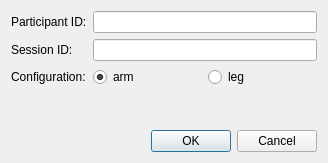
The window that pygesture/ui/new_session_template.ui (ixjlyons/pygesture) describes before a commit, drawn with Qt 5.
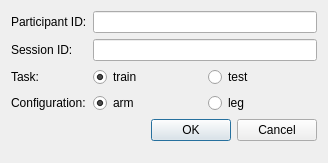
The same window after the commit.

Commit message: Reworked main UI so that training and testing tabs are more like documentsthat are created. Train/test is chosen during session creation, and the corresponding tab is created only then.

```diff
--- a/pygesture/ui/new_session_template.ui
+++ b/pygesture/ui/new_session_template.ui
@@ -28,8 +28,6 @@
   <property name="modal">
    <bool>true</bool>
   </property>
-  <layout class="QGridLayout" name="gridLayout">
-   <item row="0" column="0">
     <layout class="QFormLayout" name="formLayout">
      <item row="0" column="0">
       <widget class="QLabel" name="participantLabel">
@@ -52,13 +50,47 @@
       <widget class="QLineEdit" name="sessionLineEdit"/>
      </item>
      <item row="2" column="0">
+    <widget class="QLabel" name="label">
+     <property name="text">
+      <string>Task:</string>
+     </property>
+    </widget>
+   </item>
+   <item row="2" column="1">
+    <layout class="QHBoxLayout" name="horizontalLayout_2">
+     <item>
+      <widget class="QRadioButton" name="trainRadioButton">
+       <property name="text">
+        <string>train</string>
+       </property>
+       <property name="checked">
+        <bool>true</bool>
+       </property>
+       <attribute name="buttonGroup">
+        <string notr="true">taskGroup</string>
+       </attribute>
+      </widget>
+     </item>
+     <item>
+      <widget class="QRadioButton" name="testRadioButton">
+       <property name="text">
+        <string>test</string>
+       </property>
+       <attribute name="buttonGroup">
+        <string notr="true">taskGroup</string>
+       </attribute>
+      </widget>
+     </item>
+    </layout>
+   </item>
+   <item row="3" column="0">
       <widget class="QLabel" name="configurationLabel">
        <property name="text">
         <string>Configuration:</string>
        </property>
       </widget>
      </item>
-     <item row="2" column="1">
+   <item row="3" column="1">
       <layout class="QHBoxLayout" name="horizontalLayout">
        <item>
         <widget class="QRadioButton" name="armRadioButton">
@@ -85,9 +117,7 @@
        </item>
       </layout>
      </item>
-    </layout>
-   </item>
-   <item row="1" column="0">
+   <item row="4" column="0" colspan="2">
     <widget class="QDialogButtonBox" name="buttonBox">
      <property name="orientation">
       <enum>Qt::Horizontal</enum>
```
Left out of the diff: 1 changed line with no effect on the pictures. Lines whose indentation alone changed are shown as unchanged. The commit also changes 8 other files.
